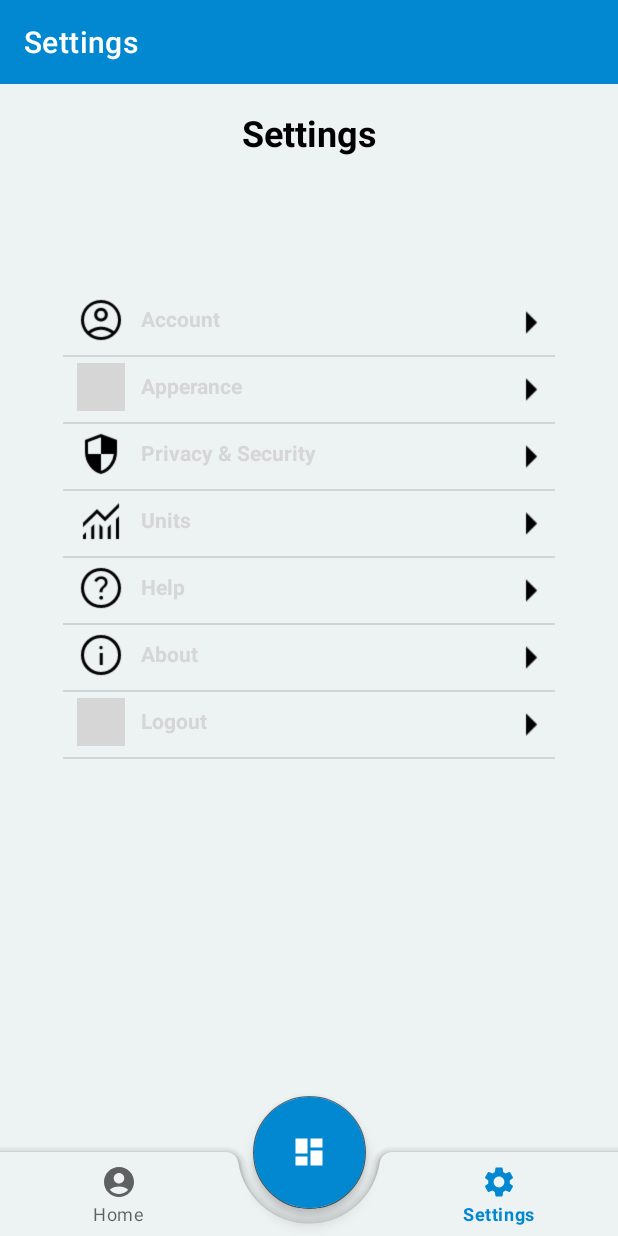
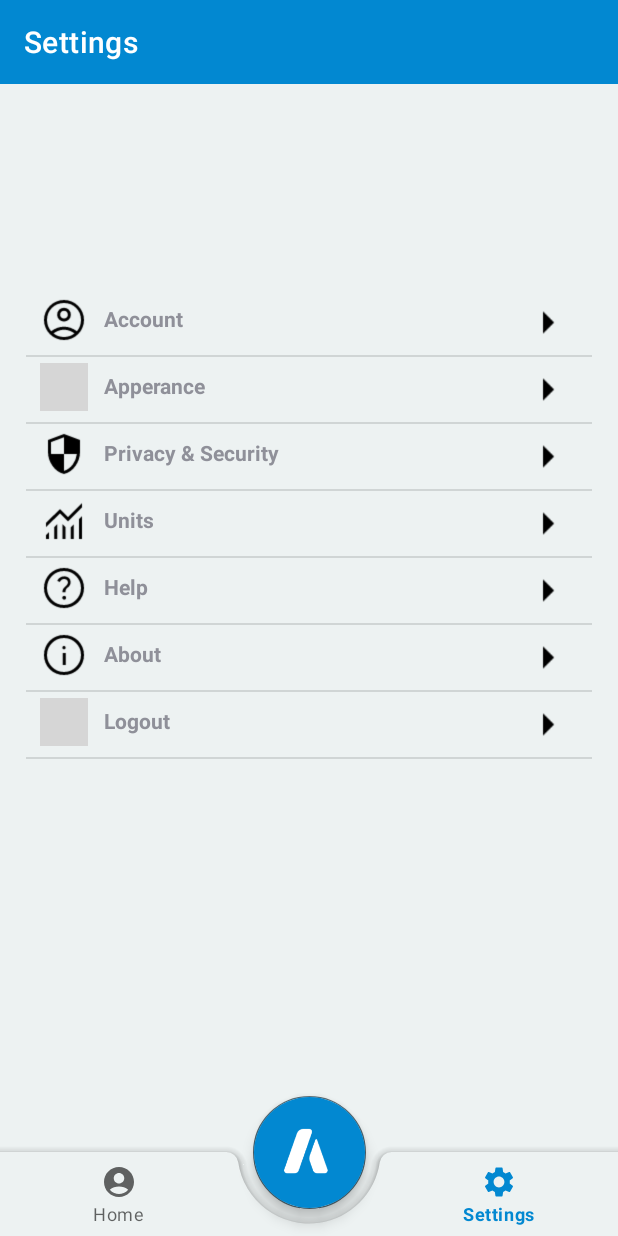
Before and after one commit to kdeoliveira/breathalyzer, an Android app: the SettingsFragment screen opened through its navigation route, on a phone screen of 412 x 824 dp. Run offline under Robolectric (Android 15) with nearby library versions, the phone set to English and light mode, and no system bars; our stand-ins replace navigation-ui; libraries missing offline, so code that uses them is left out: com.github.mikephil.charting; 37 statements that could not run were skipped; grey boxes are pictures that could not be loaded.

Commit message:
integration of settings and map utility function

```diff
--- a/Abreath/app/src/main/AndroidManifest.xml
+++ b/Abreath/app/src/main/AndroidManifest.xml
@@ -14,7 +14,7 @@
         android:theme="@style/Theme.Abreath"
         tools:targetApi="31">
         <activity
-            android:name=".AboutPage"
+            android:name=".ui.settings.pages.AboutPage"
             android:exported="false" />
         <activity
             android:name=".MainActivity"
--- a/Abreath/app/src/main/java/com/coen390/abreath/MainActivity.java
+++ b/Abreath/app/src/main/java/com/coen390/abreath/MainActivity.java
@@ -43,7 +43,7 @@ public class MainActivity extends AppCompatActivity {
                 R.id.navigation_home, R.id.navigation_dashboard, R.id.navigation_settings)
                 .build();
 
-        getSupportActionBar().setElevation(0f);
+        Objects.requireNonNull(getSupportActionBar()).setElevation(0f);
 
 
 
--- a/Abreath/app/src/main/java/com/coen390/abreath/ui/dashboard/DashboardFragment.java
+++ b/Abreath/app/src/main/java/com/coen390/abreath/ui/dashboard/DashboardFragment.java
@@ -11,6 +11,7 @@ import androidx.fragment.app.Fragment;
 import androidx.lifecycle.ViewModelProvider;
 
 import com.coen390.abreath.databinding.FragmentDashboardBinding;
+import com.coen390.abreath.ui.model.DashboardViewModel;
 
 public class DashboardFragment extends Fragment {
 
--- a/Abreath/app/src/main/java/com/coen390/abreath/ui/home/ProfileGraphFragment.java
+++ b/Abreath/app/src/main/java/com/coen390/abreath/ui/home/ProfileGraphFragment.java
@@ -120,7 +120,7 @@ public class ProfileGraphFragment extends Fragment {
                 return "";
             }
         });
-        xAxis.setAxisMinimum(0);
+
         xAxis.setLabelCount(0, true);
 
 //        xAxis.setTextSize(12);
@@ -146,7 +146,7 @@ public class ProfileGraphFragment extends Fragment {
         yAxis.setGranularityEnabled(true);
 
 
-        yAxis.setAxisMinimum(0);
+
         yAxis.setDrawAxisLine(false);
 //        yAxis.setValueFormatter(new ValueFormatter() {
 //            @Override
@@ -159,7 +159,7 @@ public class ProfileGraphFragment extends Fragment {
         yAxis.setPosition(YAxis.YAxisLabelPosition.OUTSIDE_CHART);
 
         YAxis leftAxis = chart.getAxisLeft();
-        leftAxis.setAxisMinimum(0);
+
 
         leftAxis.setDrawAxisLine(false);
         leftAxis.setLabelCount(0, true);
--- a/Abreath/app/src/main/java/com/coen390/abreath/ui/dashboard/DashboardViewModel.java
+++ b/Abreath/app/src/main/java/com/coen390/abreath/ui/model/DashboardViewModel.java
@@ -1,4 +1,4 @@
-package com.coen390.abreath.ui.dashboard;
+package com.coen390.abreath.ui.model;
 
 import androidx.lifecycle.LiveData;
 import androidx.lifecycle.MutableLiveData;
--- a/Abreath/app/src/main/java/com/coen390/abreath/ui/settings/SettingsViewModel.java
+++ b/Abreath/app/src/main/java/com/coen390/abreath/ui/model/SettingsViewModel.java
@@ -1,4 +1,4 @@
-package com.coen390.abreath.ui.settings;
+package com.coen390.abreath.ui.model;
 
 import androidx.lifecycle.LiveData;
 import androidx.lifecycle.MutableLiveData;
--- a/Abreath/app/src/main/java/com/coen390/abreath/Category.java
+++ b/Abreath/app/src/main/java/com/coen390/abreath/ui/settings/Category.java
@@ -1,4 +1,4 @@
-package com.coen390.abreath;
+package com.coen390.abreath.ui.settings;
 
 public class Category {
     int image;
--- a/Abreath/app/src/main/java/com/coen390/abreath/SettingsAdapter.java
+++ b/Abreath/app/src/main/java/com/coen390/abreath/ui/settings/SettingsAdapter.java
@@ -1,4 +1,4 @@
-package com.coen390.abreath;
+package com.coen390.abreath.ui.settings;
 
 import android.content.Context;
 import android.view.LayoutInflater;
@@ -10,6 +10,8 @@ import android.widget.TextView;
 
 import androidx.annotation.NonNull;
 import androidx.annotation.Nullable;
+
+import com.coen390.abreath.R;
 
 import java.util.ArrayList;
 
--- a/Abreath/app/src/main/java/com/coen390/abreath/ui/settings/SettingsFragment.java
+++ b/Abreath/app/src/main/java/com/coen390/abreath/ui/settings/SettingsFragment.java
@@ -7,17 +7,15 @@ import android.view.View;
 import android.view.ViewGroup;
 import android.widget.AdapterView;
 import android.widget.ListView;
-import android.widget.TextView;
 
 import androidx.annotation.NonNull;
 import androidx.fragment.app.Fragment;
 import androidx.lifecycle.ViewModelProvider;
 
-import com.coen390.abreath.AboutPage;
-import com.coen390.abreath.Category;
 import com.coen390.abreath.R;
-import com.coen390.abreath.SettingsAdapter;
 import com.coen390.abreath.databinding.FragmentSettingsBinding;
+import com.coen390.abreath.ui.model.SettingsViewModel;
+import com.coen390.abreath.ui.settings.pages.AboutPage;
 
 import java.util.ArrayList;
 
--- a/Abreath/app/src/main/res/drawable/gradient_header.xml
+++ b/Abreath/app/src/main/res/drawable/gradient_header.xml
@@ -8,5 +8,6 @@
 
         android:centerColor="@color/primaryColor"
         android:endColor="@color/primaryColor"
+
         android:angle="90" />
 </shape>
--- /dev/null
+++ b/Abreath/app/src/main/res/drawable/overlay.xml
@@ -0,0 +1,4 @@
+<?xml version="1.0" encoding="utf-8"?>
+<shape xmlns:android="http://schemas.android.com/apk/res/android">
+    <solid android:color="@color/primaryColor" android:dither="true"/>
+</shape>
--- a/Abreath/app/src/main/res/layout/activity_main.xml
+++ b/Abreath/app/src/main/res/layout/activity_main.xml
@@ -45,9 +45,11 @@
 
         android:backgroundTint="@color/primaryColor"
         android:contentDescription="@string/title_dashboard"
-        android:src="@drawable/ic_dashboard_black_24dp"
+        android:src="@drawable/logo"
         app:fabCustomSize="75dp"
         app:fabSize="normal"
+        android:scaleType="center"
+        app:maxImageSize="56dp"
         app:layout_anchor="@id/nav_view"
         tools:ignore="ImageContrastCheck" />
 
--- a/Abreath/app/src/main/res/layout/fragment_settings.xml
+++ b/Abreath/app/src/main/res/layout/fragment_settings.xml
@@ -8,26 +8,13 @@
 
     <ListView
         android:id="@+id/listView"
-        android:layout_width="328dp"
+        android:layout_width="match_parent"
+        android:layout_marginStart="17dp"
+        android:layout_marginEnd="17dp"
         android:layout_height="438dp"
         app:layout_constraintBottom_toBottomOf="parent"
         app:layout_constraintEnd_toEndOf="parent"
         app:layout_constraintStart_toStartOf="parent"
         app:layout_constraintTop_toTopOf="parent" />
 
-    <TextView
-        android:id="@+id/settings"
-        android:layout_width="wrap_content"
-        android:layout_height="wrap_content"
-        android:layout_marginStart="180dp"
-        android:layout_marginTop="16dp"
-        android:layout_marginEnd="180dp"
-        android:text="Settings"
-        android:textColor="#000000"
-        android:textColorLink="#000000"
-        android:textSize="24sp"
-        app:layout_constraintEnd_toEndOf="parent"
-        app:layout_constraintStart_toStartOf="parent"
-        app:layout_constraintTop_toTopOf="parent"
-        android:textStyle="bold"/>
 </androidx.constraintlayout.widget.ConstraintLayout>
--- a/Abreath/app/src/main/res/layout/row.xml
+++ b/Abreath/app/src/main/res/layout/row.xml
@@ -23,14 +23,16 @@
         android:layout_marginTop="5dp"
         android:layout_toRightOf="@+id/image"
         android:layout_marginLeft="5dp"
-        android:textColor="@color/black"/>
+        />
 
     <ImageView
         android:id="@+id/arrow"
         android:layout_width="35dp"
         android:layout_height="35dp"
-        android:layout_marginHorizontal="290dp"
 
+
+        android:layout_alignParentEnd="true"
+        android:layout_marginEnd="8dp"
         android:src="@drawable/arrow" />
 
 </RelativeLayout>
```
Also changed, not shown: Abreath/app/src/main/java/com/coen390/abreath/common/Utility.java (added, +7 -0 lines), Abreath/app/src/main/java/com/coen390/abreath/data/api/MockUpServiceBuilder.java (+6 -2 lines), Abreath/app/src/main/java/com/coen390/abreath/ui/settings/pages/AboutPage.java (renamed from Abreath/app/src/main/java/com/coen390/abreath/AboutPage.java, +7 -1 lines), Abreath/app/src/main/res/layout/activity_about_page.xml (+27 -18 lines).
